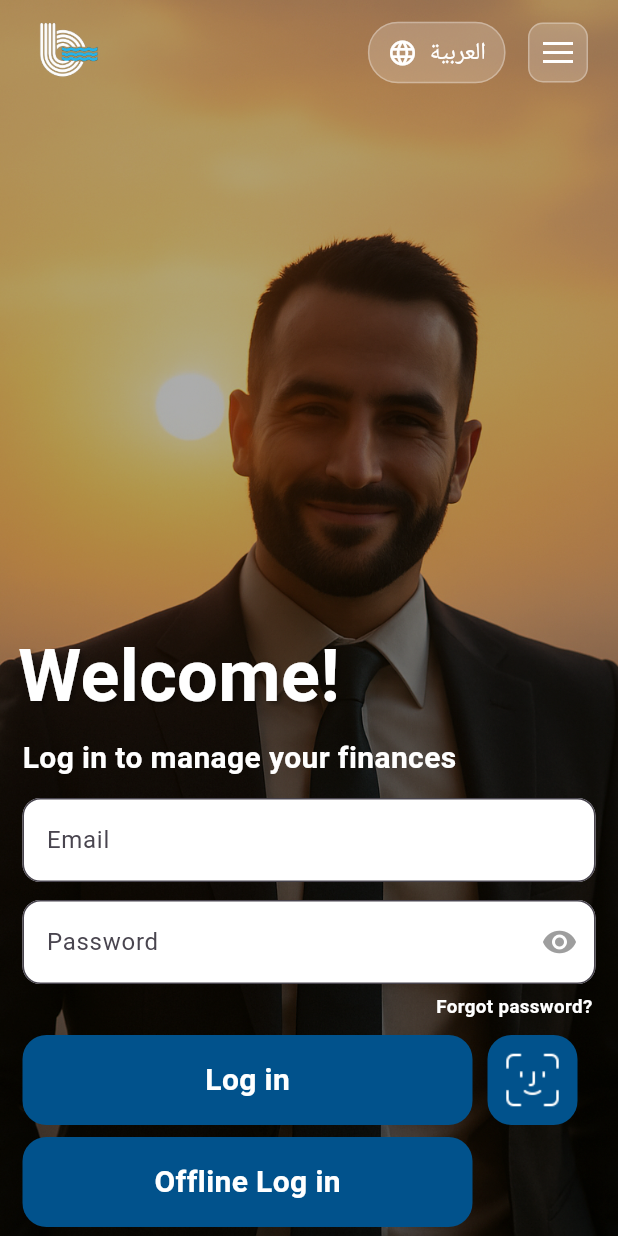
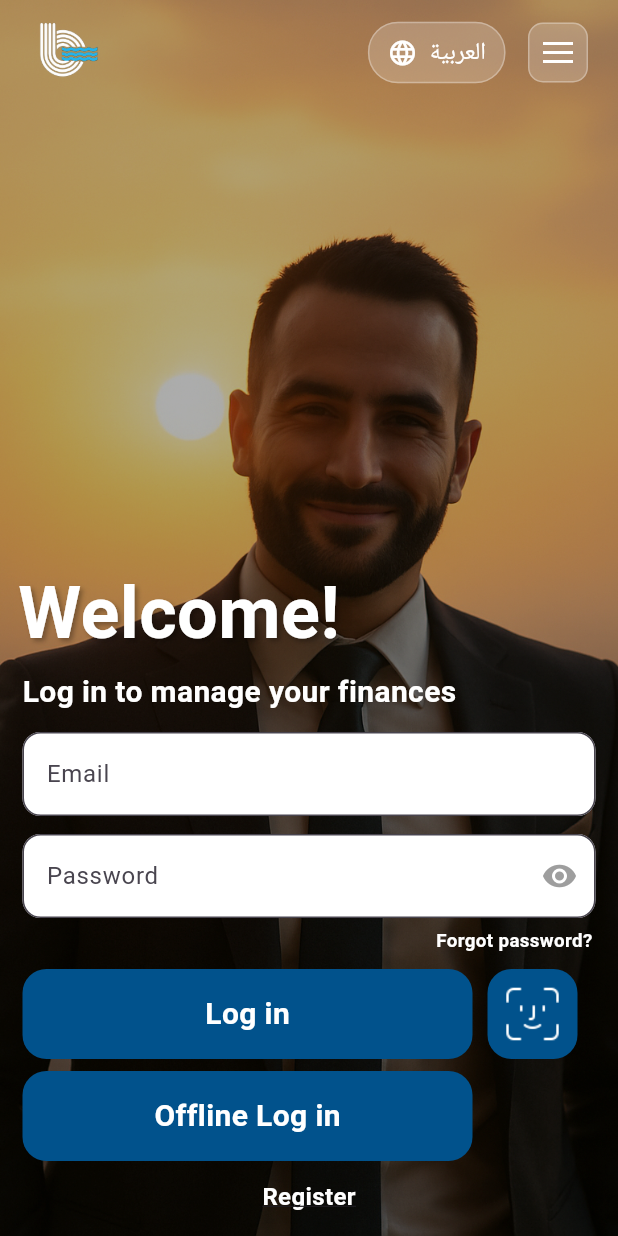
Before and after one commit to Bavlyy-Ramy/SCB_Login_Page, a Flutter app: the screen it shows after launch, on a phone screen of 412 x 824 dp. Run offline on Flutter 3.47's test engine with Material 3 defaults, Android fonts, the phone set to English and light mode, and no system bars; our stand-ins replace bloc, flutter_bloc, get_it, hive, hive_flutter; accounts and stored records are empty.

Commit message:
Merged Registration page

```diff
--- a/lib/features/auth/presentation/pages/login_page.dart
+++ b/lib/features/auth/presentation/pages/home_page.dart
@@ -10,12 +10,12 @@
 import '../widgets/top_bar_section.dart';
 import '../widgets/welcome_section.dart';
 
-class LoginPage extends StatefulWidget {
+class HomePage extends StatefulWidget {
   @override
-  _LoginPageState createState() => _LoginPageState();
+  _HomePageState createState() => _HomePageState();
 }
 
-class _LoginPageState extends State<LoginPage> with TickerProviderStateMixin {
+class _HomePageState extends State<HomePage> with TickerProviderStateMixin {
   late AnimationController _animationController;
   late Animation<double> _fadeAnimation;
   late Animation<Offset> _slideAnimation;
@@ -34,7 +34,8 @@
       CurvedAnimation(parent: _animationController, curve: Curves.easeInOut),
     );
 
-    _slideAnimation = Tween<Offset>(begin: Offset(0, 0.3), end: Offset.zero).animate(
+    _slideAnimation =
+        Tween<Offset>(begin: Offset(0, 0.3), end: Offset.zero).animate(
       CurvedAnimation(parent: _animationController, curve: Curves.easeOutBack),
     );
 
@@ -67,7 +68,9 @@
                 crossAxisAlignment: CrossAxisAlignment.start,
                 children: [
                   TopBarSection(),
-                  const SizedBox(height: 340),
+                  SizedBox(
+                    height: showRegisterForm ? 170 : 300,
+                  ),
                   Padding(
                     padding: const EdgeInsets.symmetric(horizontal: 12),
                     child: WelcomeSection(
--- a/lib/features/auth/presentation/widgets/welcome_section.dart
+++ b/lib/features/auth/presentation/widgets/welcome_section.dart
@@ -19,7 +19,7 @@
           child: FadeTransition(
             opacity: fadeAnimation,
             child: Padding(
-              padding: const EdgeInsets.symmetric(vertical: 6),
+              padding: const EdgeInsets.symmetric(vertical: 4),
               child: Column(
                 children: [
                   Text(
--- a/lib/main.dart
+++ b/lib/main.dart
@@ -1,14 +1,13 @@
 import 'package:flutter/material.dart';
 import 'package:scb_login/injection_container.dart';
-import 'features/auth/presentation/pages/login_page.dart';
+import 'features/auth/presentation/pages/home_page.dart';
 
 void main() async {
   WidgetsFlutterBinding.ensureInitialized();
   await initHive(); // 🔧 Hive first
-  await init();     // 📦 Then DI
+  await init(); // 📦 Then DI
   runApp(const MyApp());
 }
-
 
 class MyApp extends StatelessWidget {
   const MyApp({super.key});
@@ -16,7 +15,7 @@
   Widget build(BuildContext context) {
     return MaterialApp(
       debugShowCheckedModeBanner: false,
-      home: LoginPage(),
+      home: HomePage(),
     );
   }
 }
```
Also changed, not shown: lib/features/auth/presentation/widgets/register_form.dart (+33 -10 lines).
